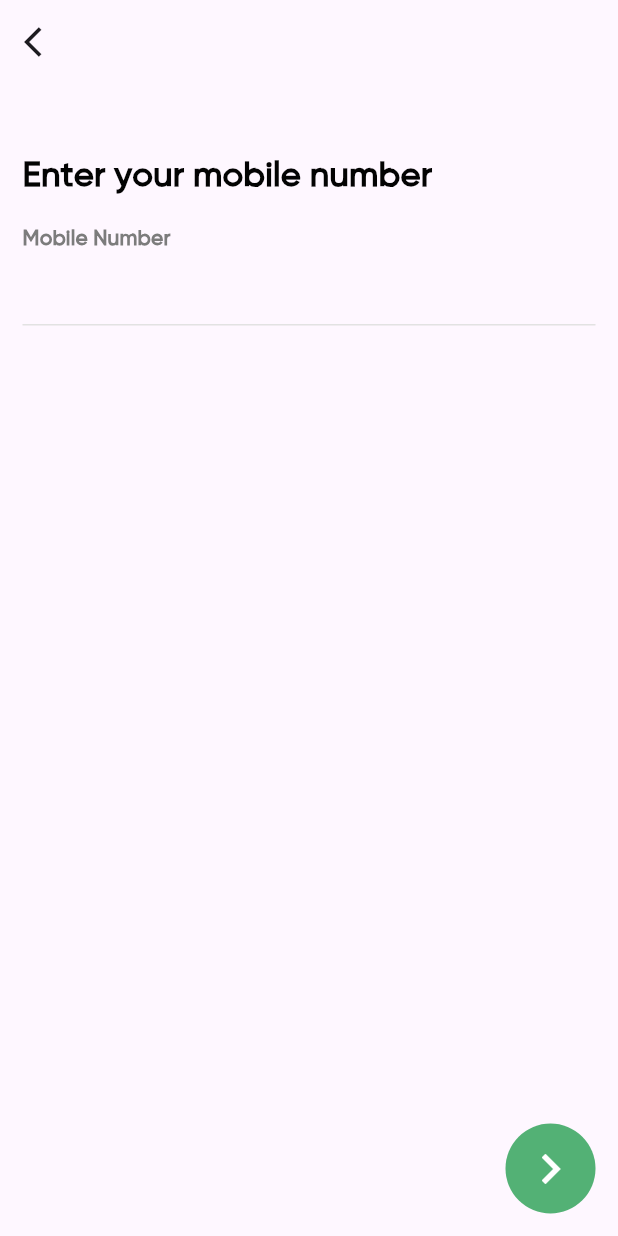
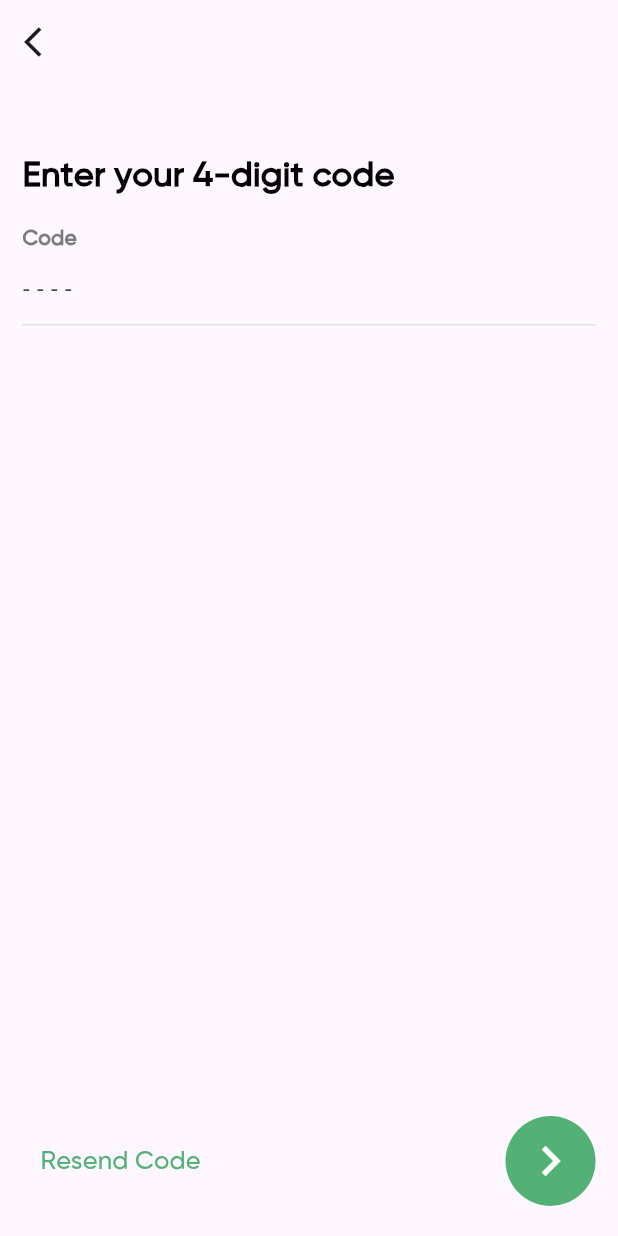
Before and after one commit to QuocToan1604/Nectar_APP, a Flutter app: the screen it shows after launch, on a phone screen of 412 x 824 dp. Run offline on Flutter 3.47's test engine with Material 3 defaults, Android fonts, the phone set to English and light mode, and no system bars.

Commit message:
done verificationphone ux

```diff
--- a/lib/main.dart
+++ b/lib/main.dart
@@ -3,6 +3,7 @@ import 'package:nectar_app/pages/numberphone_page.dart';
 import 'package:nectar_app/pages/onbording_page.dart';
 import 'package:nectar_app/pages/sing_in_page.dart';
 import 'package:nectar_app/pages/splash_page.dart';
+import 'package:nectar_app/pages/verifiticationphone_page.dart';
 
 void main() {
   runApp(const MyApp());
@@ -23,7 +24,8 @@ class MyApp extends StatelessWidget {
       // home: splashPage(),
       // home: onbordingPage(),
       // home: singInPage(),
-      home: numberPhonePage(),
+      // home: numberPhonePage(),
+      home: verifiticationPhonePage(),
 
 
 
--- /dev/null
+++ b/lib/pages/verifiticationphone_page.dart
@@ -0,0 +1,105 @@
+import 'package:flutter/material.dart';
+import 'package:nectar_app/components/custom_text_field.dart';
+
+class verifiticationPhonePage extends StatefulWidget {
+  const verifiticationPhonePage({super.key});
+
+  @override
+  State<verifiticationPhonePage> createState() =>
+      _verifiticationPhonePageState();
+}
+
+class _verifiticationPhonePageState extends State<verifiticationPhonePage> {
+  @override
+  Widget build(BuildContext context) {
+    return Scaffold(
+      appBar: AppBar(
+        leading: IconButton(
+            onPressed: () {
+              Navigator.pop(context);
+            },
+            icon: Icon(Icons.arrow_back_ios)),
+      ),
+      body: Stack(
+        children: [
+          Container(
+            margin: EdgeInsets.all(15),
+            child: Column(
+              crossAxisAlignment: CrossAxisAlignment.start,
+              children: [
+                Padding(
+                  padding: const EdgeInsets.only(top: 30, bottom: 15),
+                  child: Text(
+                    'Enter your 4-digit code',
+                    style: TextStyle(
+                      letterSpacing: 0.1,
+                      fontSize: 23,
+                      fontFamily: 'gilroy-medium',
+                      decoration: TextDecoration.none,
+                      fontWeight: FontWeight.w700,
+                      color: Color(0xFF030303),
+                    ),
+                  ),
+                ),
+                Text(
+                  'Code',
+                  style: TextStyle(
+                    letterSpacing: 0.1,
+                    fontSize: 14,
+                    fontFamily: 'gilroy-medium',
+                    decoration: TextDecoration.none,
+                    fontWeight: FontWeight.w700,
+                    color: Color(0xFF7C7C7C),
+                  ),
+                ),
+                customTextFile(
+                  hintText: '- - - -',
+                  keyboardType: TextInputType.number,
+                )
+              ],
+            ),
+          ),
+          Positioned(
+            bottom: 20,
+            width: MediaQuery.of(context).size.width,
+            child: Padding(
+              padding: const EdgeInsets.symmetric(horizontal: 15),
+              child: Row(
+                mainAxisAlignment: MainAxisAlignment.spaceBetween,
+                children: [
+                  TextButton(
+                      onPressed: () {},
+                      child: Text(
+                        'Resend Code',
+                        style: TextStyle(
+                          letterSpacing: 0.1,
+                          fontSize: 17,
+                          fontFamily: 'gilroy-medium',
+                          decoration: TextDecoration.none,
+                          fontWeight: FontWeight.w500,
+                          color: Color(0xFF53B175),
+                        ),
+                      )),
+                  InkWell(
+                    onTap: () {},
+                    child: Container(
+                      width: 60,
+                      height: 60,
+                      decoration: BoxDecoration(
+                          color: Color(0xFF53B175), shape: BoxShape.circle),
+                      child: Icon(
+                        Icons.chevron_right,
+                        size: 40,
+                        color: Colors.white,
+                      ),
+                    ),
+                  ),
+                ],
+              ),
+            ),
+          ),
+        ],
+      ),
+    );
+  }
+}
```
